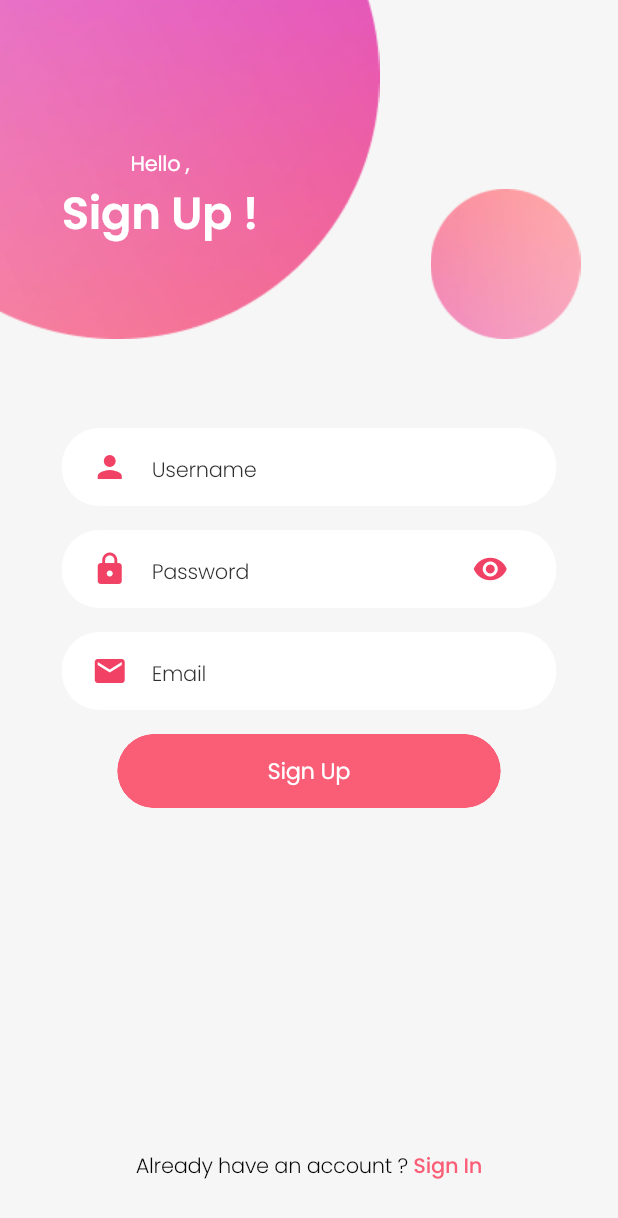
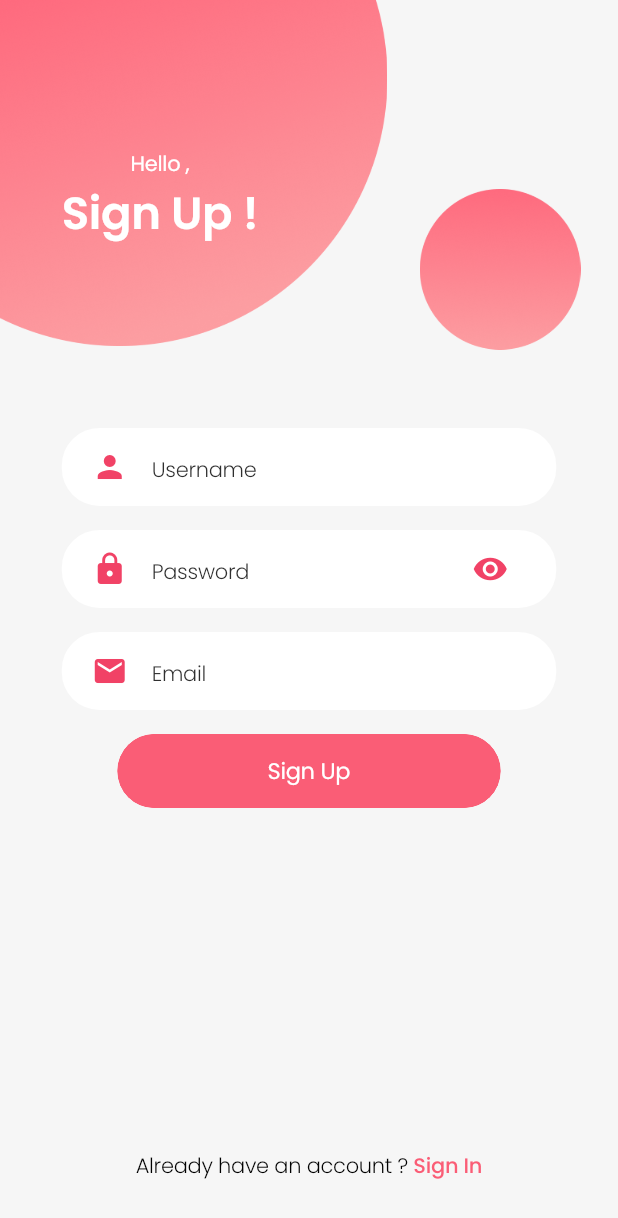
Before and after one commit to MarriageStory/MobileApps, a Flutter app: the screen it shows after launch, after a tap on "Sign Up", on a phone screen of 412 x 824 dp. Shown: the top 1218 px of the screen. Run offline on Flutter 3.47's test engine with Material 2 defaults, Android fonts, the phone set to English and light mode, and no system bars; our stand-ins replace flutter_svg, google_fonts.

Commit message:
welcome_screen-revised

```diff
--- a/lib/main.dart
+++ b/lib/main.dart
@@ -1,7 +1,10 @@
 import 'package:flutter/material.dart';
+import 'package:wedding_planner/screens/homePage/detailPage.dart';
+import 'package:wedding_planner/screens/homePage/homaPage.dart';
 import 'package:wedding_planner/screens/signin/signin_screen.dart';
 import 'package:wedding_planner/screens/signup/signup_screen.dart';
 import 'package:wedding_planner/screens/splash/splash_screen.dart';
+import 'package:wedding_planner/screens/teams/teams_screen.dart';
 import 'package:wedding_planner/screens/welcome/welcome_screen.dart';
 
 void main() {
@@ -23,6 +26,7 @@ class MyApp extends StatelessWidget {
         scaffoldBackgroundColor: Color(0xFFF6F6F6),
       ),
       home: SplashScreen(),
+      // home: TeamScreen(),
     );
   }
 }
--- a/lib/screens/signin/components/background.dart
+++ b/lib/screens/signin/components/background.dart
@@ -2,10 +2,7 @@ import 'package:flutter/material.dart';
 
 class Background extends StatelessWidget {
   final Widget child;
-  const Background({
-    Key? key,
-    required this.child
-  }) : super(key: key);
+  const Background({Key? key, required this.child}) : super(key: key);
 
   @override
   Widget build(BuildContext context) {
@@ -19,12 +16,18 @@ class Background extends StatelessWidget {
           Positioned(
             top: 0,
             left: 0,
-            child: Image.asset("assets/images/main-top1.png"),
+            child: Image.asset(
+              "assets/images/main-top1.png",
+              height: size.height * 0.28,
+            ),
           ),
           Positioned(
             top: 126,
             right: 25,
-            child: Image.asset("assets/images/main-top2.png"),
+            child: Image.asset(
+              "assets/images/main-top2.png",
+              height: size.height * 0.13,
+            ),
           ),
           child,
         ],
--- a/lib/screens/signup/components/background.dart
+++ b/lib/screens/signup/components/background.dart
@@ -19,12 +19,18 @@ class Background extends StatelessWidget {
           Positioned(
             top: 0,
             left: 0,
-            child: Image.asset("assets/images/main-top1.png"),
+            child: Image.asset(
+              "assets/images/main-top1.png",
+              height: size.height * 0.28,
+            ),
           ),
           Positioned(
             top: 126,
             right: 25,
-            child: Image.asset("assets/images/main-top2.png"),
+            child: Image.asset(
+              "assets/images/main-top2.png",
+              height: size.height * 0.13,
+            ),
           ),
           child,
         ],
--- a/lib/screens/splash/components/body.dart
+++ b/lib/screens/splash/components/body.dart
@@ -14,6 +14,7 @@ class Body extends StatelessWidget {
           children: <Widget>[
             Image.asset(
               "assets/icons/logo.png",
+              height: size.height * 0.25,
             ),
           ],
         ),
--- a/lib/screens/welcome/components/background.dart
+++ b/lib/screens/welcome/components/background.dart
@@ -13,19 +13,16 @@ class Background extends StatelessWidget {
     return Container(
       height: size.height,
       width: double.infinity,
+      decoration: BoxDecoration(
+        gradient: LinearGradient(
+          begin: Alignment.bottomLeft,
+          end: Alignment.topRight,
+          colors: [Color(0xFFEF6FA7), Color(0xFFFC9DA1)],
+        ),
+      ),
       child: Stack(
         alignment: Alignment.center,
         children: <Widget>[
-          Positioned(
-            top: 0,
-            left: 0,
-            right: 0,
-            bottom: 0,
-            child: Image.asset(
-              "assets/images/background.png",
-              fit: BoxFit.fill,
-            ),
-          ),
           child,
         ],
       ),
--- a/lib/screens/welcome/components/body.dart
+++ b/lib/screens/welcome/components/body.dart
@@ -21,6 +21,7 @@ class Body extends StatelessWidget {
             Center(
               child: Image.asset(
                 "assets/icons/logo-white.png",
+                height: size.height * 0.22,
               ),
             ),
             Positioned(
```
Also changed, not shown: assets/icons/logo-white.png, assets/icons/logo.png, assets/images/main-top1.png, assets/images/main-top2.png.
